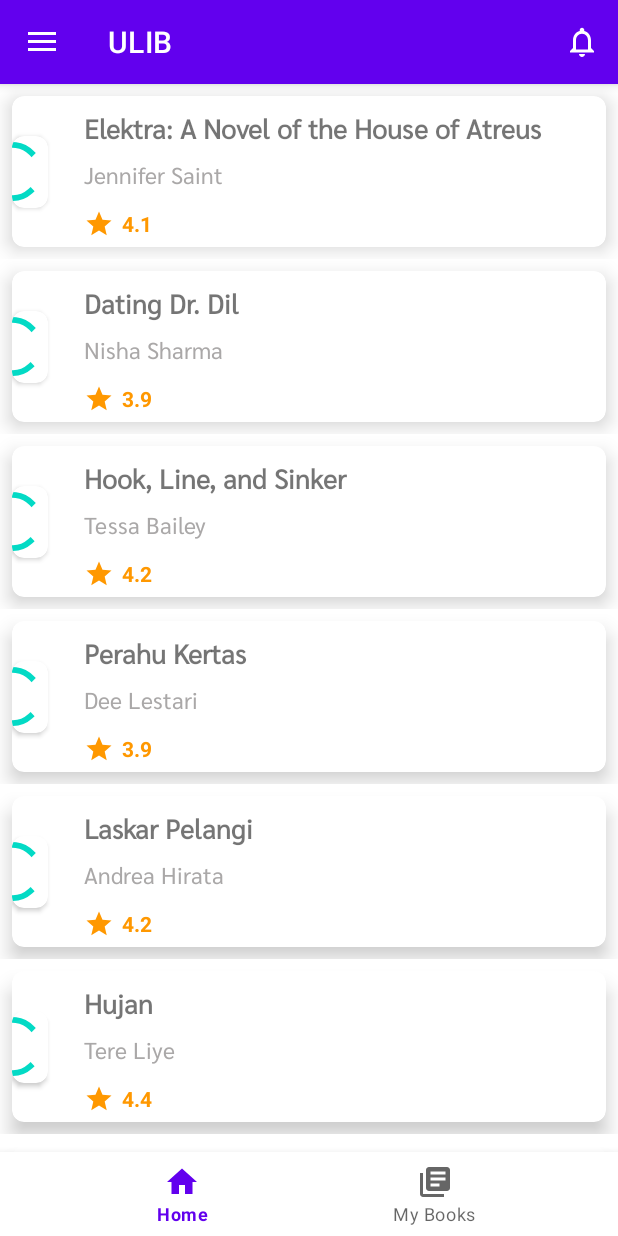
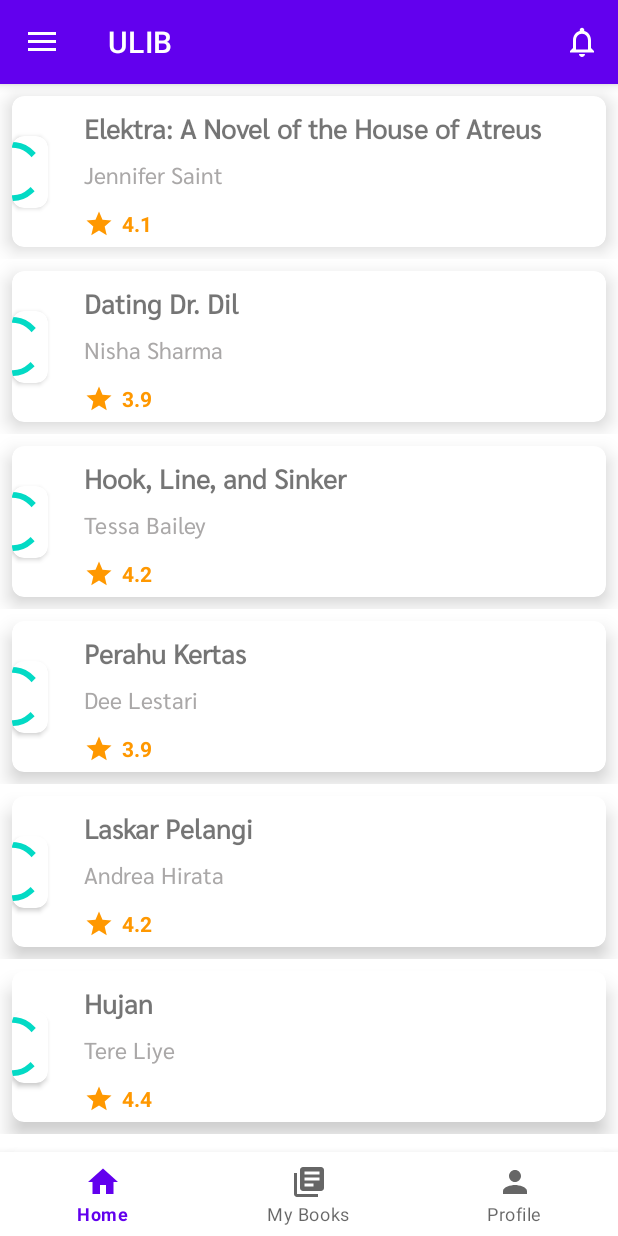
Before and after one commit to hendra047/kava, an Android app: the screen it shows after launch (MainActivity), on a phone screen of 412 x 824 dp. Run offline under Robolectric (Android 15) with nearby library versions, the phone set to English and light mode, and no system bars; our stand-ins replace Picasso, Room's generated code, RxJava, Volley, data binding and 1 more; network calls fail; pictures from the network do not load; 4 statements that could not run were skipped.

Commit message:
Profile moved to bottom + other update - Hendra

```diff
--- a/app/src/main/java/com/ubaya/kava/model/BookmarkDao.kt
+++ b/app/src/main/java/com/ubaya/kava/model/BookmarkDao.kt
@@ -1,9 +1,6 @@
 package com.ubaya.kava.model
 
-import androidx.room.Delete
-import androidx.room.Insert
-import androidx.room.OnConflictStrategy
-import androidx.room.Update
+import androidx.room.*
 
 interface BookmarkDao {
     @Insert(onConflict = OnConflictStrategy.REPLACE)
--- a/app/src/main/java/com/ubaya/kava/util/Util.kt
+++ b/app/src/main/java/com/ubaya/kava/util/Util.kt
@@ -48,8 +48,8 @@ val initDatabase: RoomDatabase.Callback = object : RoomDatabase.Callback() {
             // FILL `Order` TABLE
             db.execSQL("""INSERT INTO `order` (`reserved_date`, `end_date`, `is_paid`, `user_id`, `book_id`) VALUES('2022-03-29 20:50:11', '2022-04-08 20:50:11', 0, 1, 3),('2022-03-16 11:00:11', '2022-03-23 11:00:11', 1, 1, 4),('2022-03-14 20:51:20', '2022-03-21 20:51:20', 1, 1, 7),('2022-03-25 08:00:00', '2022-04-07 08:00:00', 1, 1, 7),('2022-03-17 20:52:39', '2022-04-12 13:25:20', 1, 2, 5),('2022-03-23 18:30:39', '2022-04-10 18:30:39', 1, 2, 1),('2022-03-28 15:45:38', '2022-04-04 15:45:38', 0, 2, 1),('2022-03-30 20:53:38', '2022-04-06 20:53:38', 0, 3, 2),('2022-03-30 20:55:08', '2022-04-16 20:55:08', 0, 3, 1),('2022-03-31 07:20:08', '2022-04-07 07:20:08', 0, 3, 6)""")
 
-            // FILL `Order` TABLE
-            db.execSQL("""INSERT INTO `order` (`reserved_date`, `end_date`, `is_paid`, `user_id`, `book_id`) VALUES('2022-03-29 20:50:11', '2022-04-08 20:50:11', 0, 1, 3),('2022-03-16 11:00:11', '2022-03-23 11:00:11', 1, 1, 4),('2022-03-14 20:51:20', '2022-03-21 20:51:20', 1, 1, 7),('2022-03-25 08:00:00', '2022-04-07 08:00:00', 1, 1, 7),('2022-03-17 20:52:39', '2022-04-12 13:25:20', 1, 2, 5),('2022-03-23 18:30:39', '2022-04-10 18:30:39', 1, 2, 1),('2022-03-28 15:45:38', '2022-04-04 15:45:38', 0, 2, 1),('2022-03-30 20:53:38', '2022-04-06 20:53:38', 0, 3, 2),('2022-03-30 20:55:08', '2022-04-16 20:55:08', 0, 3, 1),('2022-03-31 07:20:08', '2022-04-07 07:20:08', 0, 3, 6)""")
+            // FILL `Bookmark` TABLE
+            db.execSQL("""INSERT INTO `bookmark` (`user_id`, `book_id`) VALUES(1, 14),(2, 5),(3, 10),(3, 15)""")
         }
     }
 }
--- a/app/src/main/java/com/ubaya/kava/view/MainActivity.kt
+++ b/app/src/main/java/com/ubaya/kava/view/MainActivity.kt
@@ -66,6 +66,7 @@ class MainActivity : AppCompatActivity() {
             when (target.id) {
                 R.id.itemHome  -> bottomNav.visibility = View.VISIBLE
                 R.id.itemMyBooks -> bottomNav.visibility = View.VISIBLE
+                R.id.itemProfile -> bottomNav.visibility = View.VISIBLE
                 else -> bottomNav.visibility = View.GONE
             }
         }
--- a/app/src/main/res/layout/book_list_item.xml
+++ b/app/src/main/res/layout/book_list_item.xml
@@ -48,6 +48,10 @@
                             android:id="@+id/imageCoverBook"
                             android:layout_width="wrap_content"
                             android:layout_height="wrap_content"
+                            android:widthImageUrl="@{300}"
+                            android:heightImageUrl="@{400}"
+                            android:imageUrl="@{book.coverUrl}"
+                            android:progressBar="@{progressLoadImageCover}"
                             app:layout_constraintBottom_toBottomOf="parent"
                             app:layout_constraintStart_toStartOf="parent"
                             app:layout_constraintTop_toTopOf="parent"
--- a/app/src/main/res/menu/menu_bottom.xml
+++ b/app/src/main/res/menu/menu_bottom.xml
@@ -8,4 +8,8 @@
         android:id="@+id/itemMyBooks"
         android:icon="@drawable/ic_baseline_library_books_24"
         android:title="My Books" />
+    <item
+        android:id="@+id/itemProfile"
+        android:icon="@drawable/ic_baseline_person_24"
+        android:title="Profile" />
 </menu>
```
Also changed, not shown: 4 other files.
